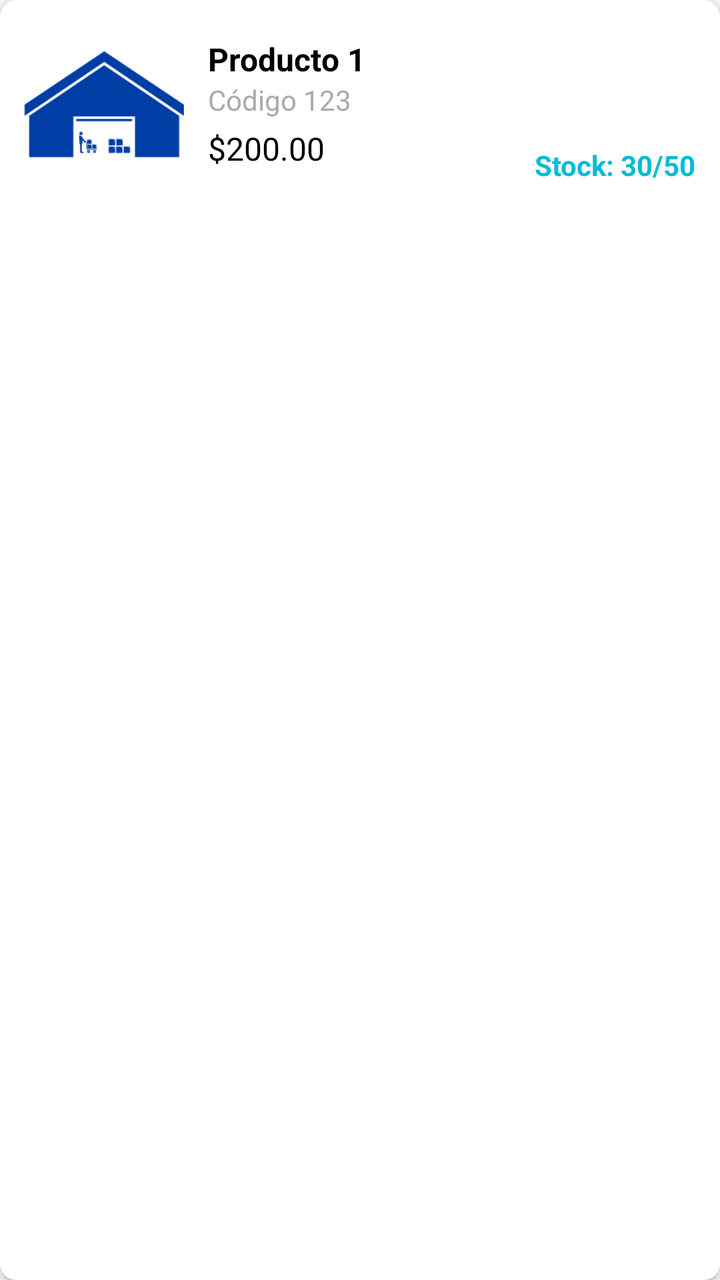
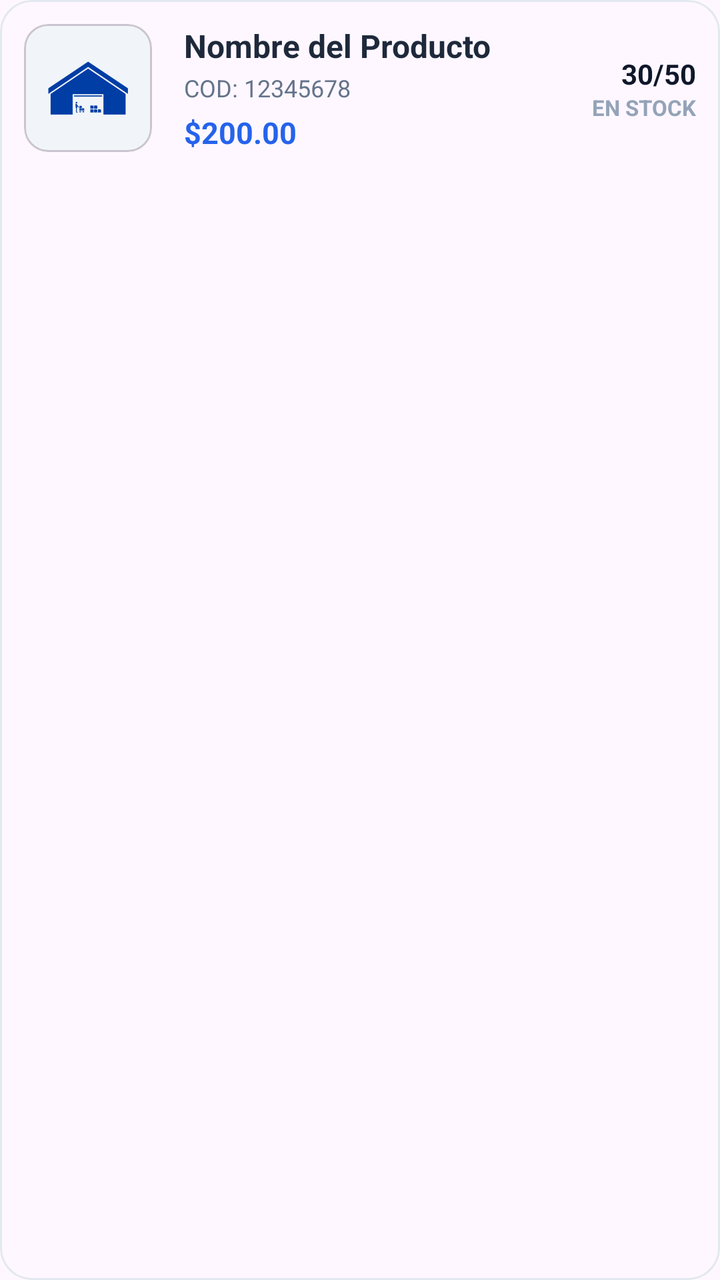

An Android layout rendered at two revisions. The XML below is the earlier revision; the diff shows what the commit changed to produce the second picture.
<!-- AndroidManifest.xml: application theme Theme.GestorPro -->
<!-- res/layout/item_producto.xml -->
<?xml version="1.0" encoding="utf-8"?>
<androidx.cardview.widget.CardView xmlns:android="http://schemas.android.com/apk/res/android"
    xmlns:app="http://schemas.android.com/apk/res-auto"
    android:layout_width="match_parent"
    android:layout_height="wrap_content"
    android:layout_marginHorizontal="16dp"
    android:layout_marginVertical="8dp"
    app:cardCornerRadius="8dp"
    app:cardElevation="2dp">

    <LinearLayout
        android:layout_width="match_parent"
        android:layout_height="wrap_content"
        android:orientation="horizontal"
        android:padding="12dp">

        <ImageView
            android:id="@+id/ivProductImage"
            android:layout_width="80dp"
            android:layout_height="80dp"
            android:scaleType="centerCrop"
            android:src="@drawable/logo_gestionpro" />

        <LinearLayout
            android:layout_width="0dp"
            android:layout_height="match_parent"
            android:layout_weight="1"
            android:layout_marginStart="12dp"
            android:orientation="vertical"
            android:gravity="center_vertical">

            <TextView
                android:id="@+id/tvProductName"
                android:layout_width="wrap_content"
                android:layout_height="wrap_content"
                android:text="Producto 1"
                android:textSize="16sp"
                android:textStyle="bold"
                android:textColor="@android:color/black" />

            <TextView
                android:id="@+id/tvProductCode"
                android:layout_width="wrap_content"
                android:layout_height="wrap_content"
                android:text="Código 123"
                android:textSize="14sp"
                android:textColor="@android:color/darker_gray" />

            <TextView
                android:id="@+id/tvProductPrice"
                android:layout_width="wrap_content"
                android:layout_height="wrap_content"
                android:layout_marginTop="4dp"
                android:text="$200.00"
                android:textSize="16sp"
                android:textColor="@android:color/black" />
        </LinearLayout>

        <TextView
            android:id="@+id/tvProductStock"
            android:layout_width="wrap_content"
            android:layout_height="wrap_content"
            android:layout_gravity="bottom"
            android:text="Stock: 30/50"
            android:textSize="14sp"
            android:textStyle="bold"
            android:textColor="#00BCD4" />

    </LinearLayout>
</androidx.cardview.widget.CardView>
<!-- resources referenced by this layout -->
<resources>
  <!-- drawable logo_gestionpro: png bitmap (drawable, 27181 bytes) -->
  <style name="Theme.GestorPro" parent="Base.Theme.GestorPro" />
  <style name="Base.Theme.GestorPro" parent="Theme.Material3.DayNight.NoActionBar">
          
          
      </style>
</resources>

<!-- the commit's change to res/layout/item_producto.xml (unified diff, before → after) -->
@@ -1,70 +1,104 @@
 <?xml version="1.0" encoding="utf-8"?>
-<androidx.cardview.widget.CardView xmlns:android="http://schemas.android.com/apk/res/android"
+<com.google.android.material.card.MaterialCardView xmlns:android="http://schemas.android.com/apk/res/android"
     xmlns:app="http://schemas.android.com/apk/res-auto"
     android:layout_width="match_parent"
     android:layout_height="wrap_content"
     android:layout_marginHorizontal="16dp"
     android:layout_marginVertical="8dp"
-    app:cardCornerRadius="8dp"
-    app:cardElevation="2dp">
+    app:cardCornerRadius="16dp"
+    app:cardElevation="0dp"
+    app:strokeWidth="1dp"
+    app:strokeColor="#E2E8F0"
+    android:clickable="true"
+    android:focusable="true"
+    android:foreground="?attr/selectableItemBackground">
 
     <LinearLayout
         android:layout_width="match_parent"
         android:layout_height="wrap_content"
         android:orientation="horizontal"
-        android:padding="12dp">
+        android:padding="12dp"
+        android:gravity="center_vertical">
 
-        <ImageView
-            android:id="@+id/ivProductImage"
-            android:layout_width="80dp"
-            android:layout_height="80dp"
-            android:scaleType="centerCrop"
-            android:src="@drawable/logo_gestionpro" />
+        
+        <com.google.android.material.card.MaterialCardView
+            android:layout_width="64dp"
+            android:layout_height="64dp"
+            app:cardCornerRadius="12dp"
+            app:cardElevation="0dp"
+            app:cardBackgroundColor="#F1F5F9">
+
+            <ImageView
+                android:id="@+id/ivProductImage"
+                android:layout_width="match_parent"
+                android:layout_height="match_parent"
+                android:padding="12dp"
+                android:scaleType="centerInside"
+                android:src="@drawable/logo_gestionpro" />
+        </com.google.android.material.card.MaterialCardView>
 
         <LinearLayout
             android:layout_width="0dp"
-            android:layout_height="match_parent"
+            android:layout_height="wrap_content"
             android:layout_weight="1"
-            android:layout_marginStart="12dp"
-            android:orientation="vertical"
-            android:gravity="center_vertical">
+            android:layout_marginStart="16dp"
+            android:orientation="vertical">
 
             <TextView
                 android:id="@+id/tvProductName"
-                android:layout_width="wrap_content"
+                android:layout_width="match_parent"
                 android:layout_height="wrap_content"
-                android:text="Producto 1"
+                android:text="Nombre del Producto"
                 android:textSize="16sp"
                 android:textStyle="bold"
-                android:textColor="@android:color/black" />
+                android:textColor="#1E293B"
+                android:maxLines="1"
+                android:ellipsize="end" />
 
             <TextView
                 android:id="@+id/tvProductCode"
-                android:layout_width="wrap_content"
+                android:layout_width="match_parent"
                 android:layout_height="wrap_content"
-                android:text="Código 123"
-                android:textSize="14sp"
-                android:textColor="@android:color/darker_gray" />
+                android:text="COD: 12345678"
+                android:textSize="12sp"
+                android:textColor="#64748B"
+                android:layout_marginTop="2dp" />
 
             <TextView
                 android:id="@+id/tvProductPrice"
-                android:layout_width="wrap_content"
+                android:layout_width="match_parent"
                 android:layout_height="wrap_content"
                 android:layout_marginTop="4dp"
                 android:text="$200.00"
-                android:textSize="16sp"
-                android:textColor="@android:color/black" />
+                android:textSize="15sp"
+                android:textStyle="bold"
+                android:textColor="#2563EB" />
         </LinearLayout>
 
-        <TextView
-            android:id="@+id/tvProductStock"
+        <LinearLayout
             android:layout_width="wrap_content"
             android:layout_height="wrap_content"
-            android:layout_gravity="bottom"
-            android:text="Stock: 30/50"
-            android:textSize="14sp"
-            android:textStyle="bold"
-            android:textColor="#00BCD4" />
+            android:orientation="vertical"
+            android:gravity="end">
+
+            <TextView
+                android:id="@+id/tvProductStock"
+                android:layout_width="wrap_content"
+                android:layout_height="wrap_content"
+                android:text="30/50"
+                android:textSize="14sp"
+                android:textStyle="bold"
+                android:textColor="#0F172A" />
+
+            <TextView
+                android:layout_width="wrap_content"
+                android:layout_height="wrap_content"
+                android:text="En Stock"
+                android:textSize="11sp"
+                android:textColor="#94A3B8"
+                android:textAllCaps="true"
+                android:textStyle="bold" />
+        </LinearLayout>
 
     </LinearLayout>
-</androidx.cardview.widget.CardView>
+</com.google.android.material.card.MaterialCardView>
